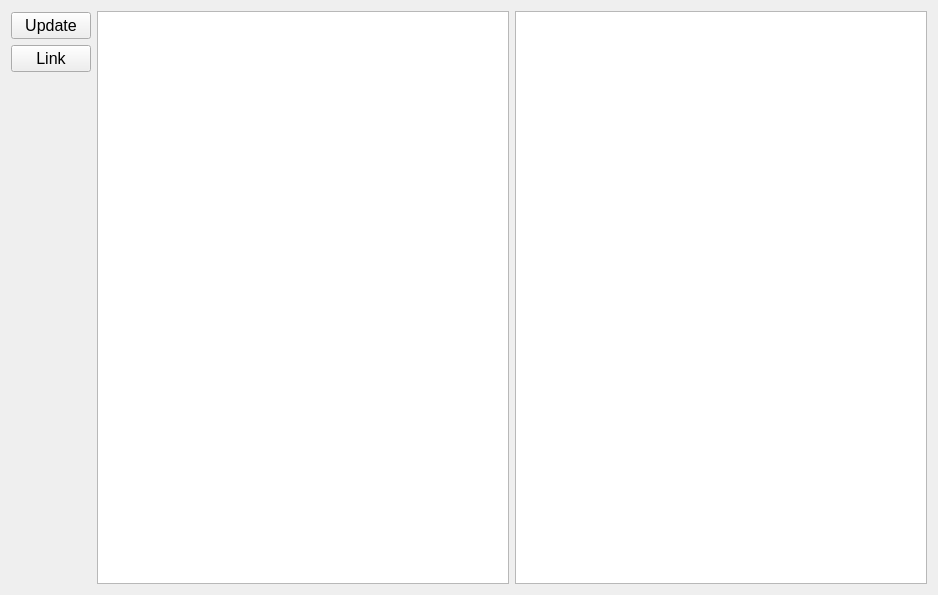
First picture: the form in desktop/ui_files/object_list.ui, repository Magzister/crud_desktop, before the edit.
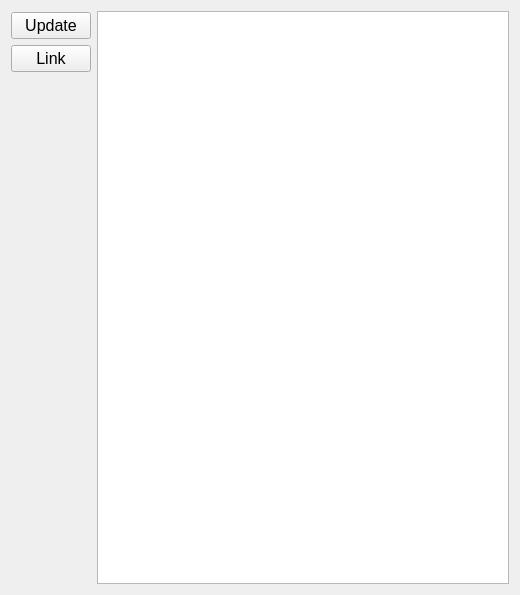
Second picture: the form after the edit.

Commit message: add camera process

What changed in the file:
```diff
--- a/desktop/ui_files/object_list.ui
+++ b/desktop/ui_files/object_list.ui
@@ -6,7 +6,7 @@
    <rect>
     <x>0</x>
     <y>0</y>
-    <width>938</width>
+    <width>520</width>
     <height>595</height>
    </rect>
   </property>
@@ -87,16 +87,6 @@
        </property>
       </widget>
      </item>
-     <item>
-      <widget class="QListWidget" name="camera_list_widget">
-       <property name="font">
-        <font>
-         <family>Arial</family>
-         <pointsize>16</pointsize>
-        </font>
-       </property>
-      </widget>
-     </item>
     </layout>
    </item>
   </layout>
```
The commit also changes 5 other files.
